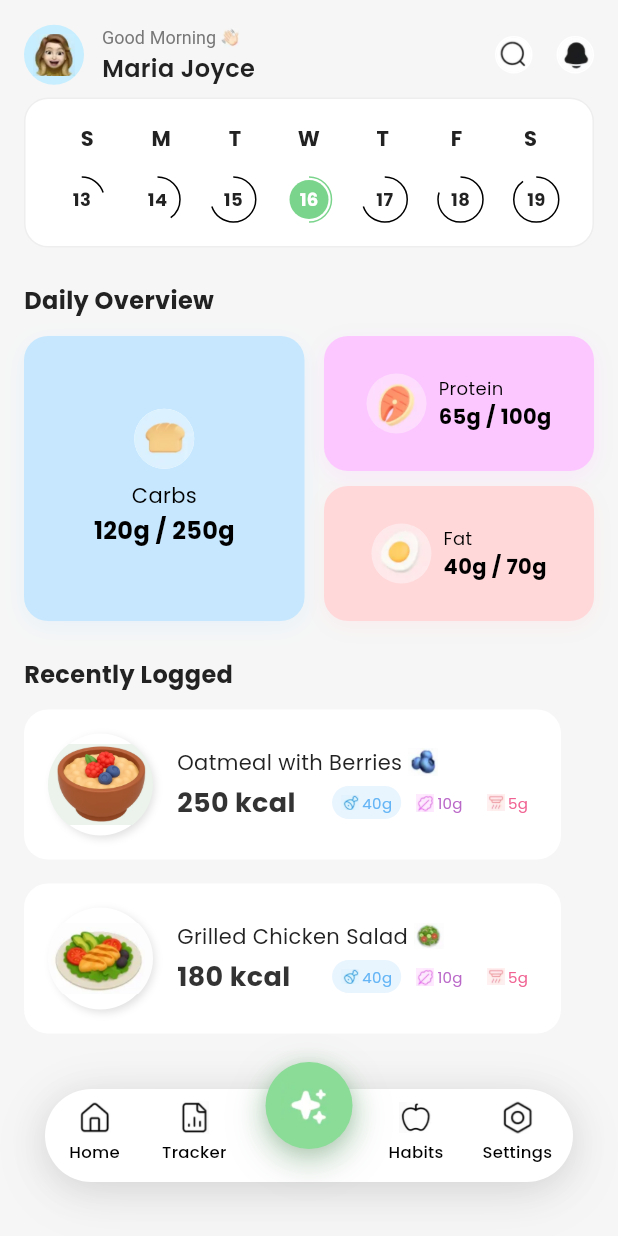
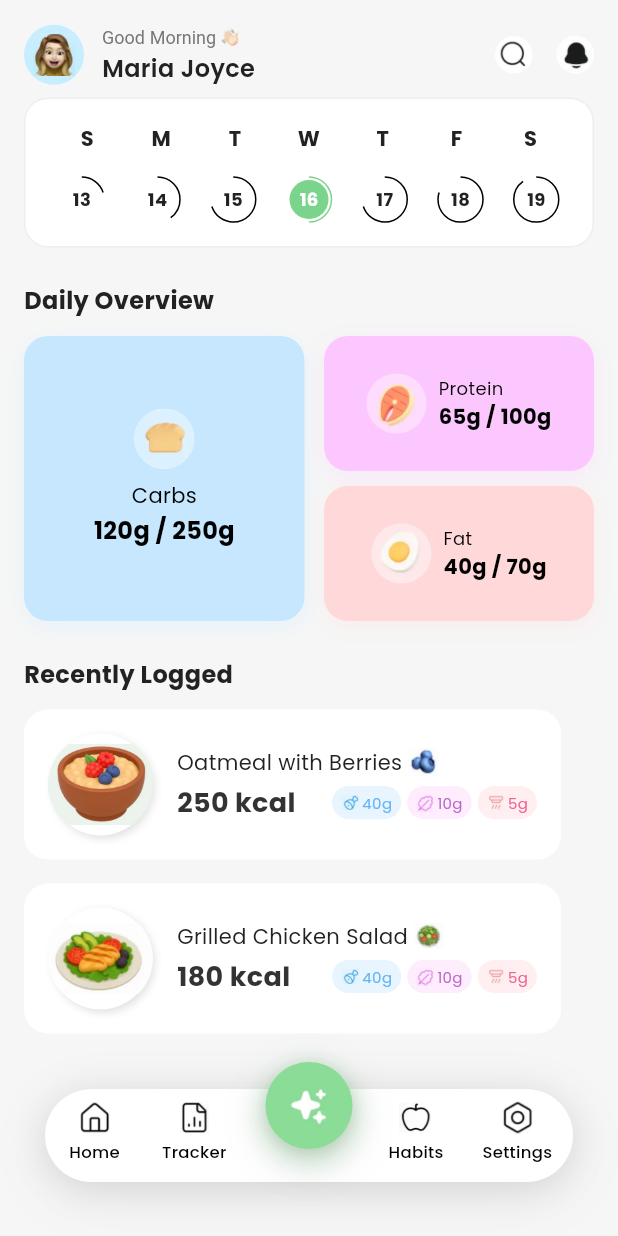
Before and after one commit to mukilan1/Ui_Yuvilabs, a Flutter app: the screen it shows after launch, on a phone screen of 412 x 824 dp. Run offline on Flutter 3.47's test engine with Material 3 defaults, Android fonts, the phone set to English and light mode, and no system bars; our stand-ins replace flutter_material_design_icons, google_fonts.

Commit message:
Update meal card background colors for consistency
Standardized the background colors for meal detail and dashboard widgets based on icon type. This improves visual consistency across the app for different meal attributes.

```diff
--- a/health_diet_app/lib/screens/meal_detail.dart
+++ b/health_diet_app/lib/screens/meal_detail.dart
@@ -535,13 +535,13 @@ class _MealDetailPageState extends State<MealDetailPage> {
     } else if (icon == Icons.restaurant_menu) {
       imagePath = 'assets/Leaf_g.png';
       decoration = BoxDecoration(
-        color: color.withOpacity(0.15),
+        color: const Color(0xFFFFEBFF),
         borderRadius: BorderRadius.circular(12),
       );
     } else if (icon == Icons.waves) {
       imagePath = 'assets/Vapour_g.png';
       decoration = BoxDecoration(
-        color: color.withOpacity(0.15),
+        color: const Color(0xFFFEF0F0),
         borderRadius: BorderRadius.circular(12),
       );
     } else {
--- a/health_diet_app/lib/widgets/dashboard_widgets.dart
+++ b/health_diet_app/lib/widgets/dashboard_widgets.dart
@@ -329,13 +329,16 @@ class MealItemCard extends StatelessWidget {
 
     return Container(
       padding: const EdgeInsets.symmetric(horizontal: 6, vertical: 4),
-      decoration: icon == Icons.water_drop
-          ? BoxDecoration(
-              // ignore: deprecated_member_use
-              color: color.withOpacity(0.15),
-              borderRadius: BorderRadius.circular(12),
-            )
-          : null,
+      decoration: BoxDecoration(
+        color: icon == Icons.water_drop
+            ? color.withOpacity(0.15)
+            : icon == Icons.restaurant_menu
+            ? const Color(0xFFFDEDFD)
+            : icon == Icons.waves
+            ? const Color(0xFFFFEFF0)
+            : color.withOpacity(0.15),
+        borderRadius: BorderRadius.circular(12),
+      ),
       child: Row(
         mainAxisSize: MainAxisSize.min,
         children: [
```
